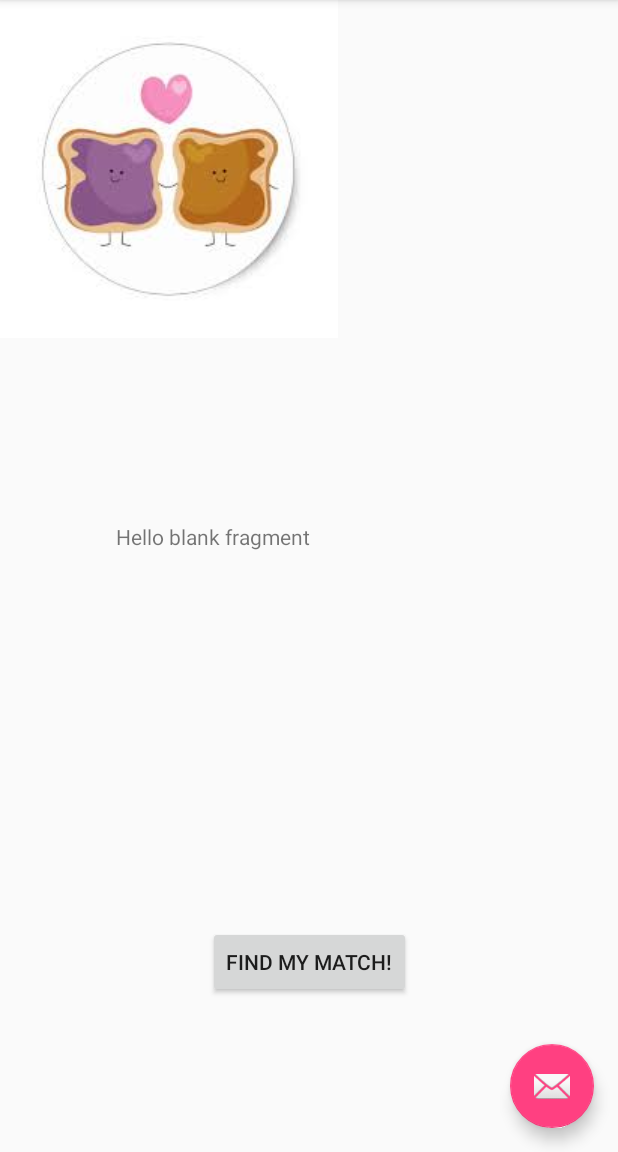
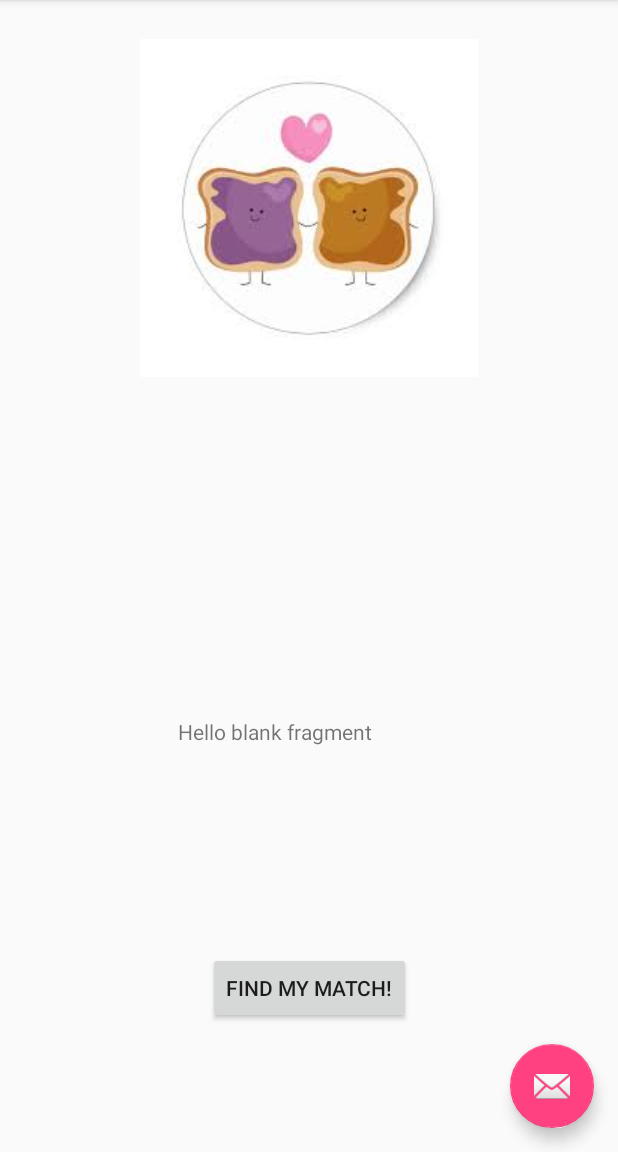
Before and after one commit to kirbykasischke192/PB-J-Appathon, an Android app: the screen it shows after launch (StartQuizActivity), on a phone screen of 412 x 824 dp, the part 84-1236 px from its top. Run offline under Robolectric (Android 15) with nearby library versions, the phone set to English and light mode, and no system bars.

Commit message:
changes to layout

```diff
--- a/app/src/main/res/layout/fragment_start.xml
+++ b/app/src/main/res/layout/fragment_start.xml
@@ -9,24 +9,22 @@
 
 
     <TextView
-        android:layout_width="279dp"
-        android:layout_height="190dp"
+        android:layout_width="205dp"
+        android:layout_height="115dp"
         android:text="@string/hello_blank_fragment"
         android:padding="15dp"
-        tools:layout_constraintTop_creator="1"
         tools:layout_constraintRight_creator="1"
         android:layout_marginStart="8dp"
         android:layout_marginEnd="8dp"
         app:layout_constraintRight_toRightOf="parent"
         tools:layout_constraintLeft_creator="1"
         app:layout_constraintLeft_toLeftOf="parent"
-        app:layout_constraintTop_toTopOf="parent"
         android:id="@+id/textView"
-        android:layout_marginTop="160dp"
         app:layout_constraintBottom_toBottomOf="parent"
         android:layout_marginBottom="16dp"
-        app:layout_constraintVertical_bias="0.43"
-        app:layout_constraintHorizontal_bias="0.46" />
+        android:layout_marginTop="16dp"
+        app:layout_constraintTop_toTopOf="parent"
+        app:layout_constraintVertical_bias="0.72" />
 
     <Button
         android:text="Find My Match!"
@@ -40,15 +38,23 @@
         android:layout_marginStart="16dp"
         app:layout_constraintLeft_toLeftOf="parent"
         android:layout_marginTop="8dp"
-        app:layout_constraintTop_toBottomOf="@+id/textView" />
+        app:layout_constraintTop_toBottomOf="@+id/textView"
+        app:layout_constraintVertical_bias="0.41000003" />
 
     <ImageView
         android:layout_width="wrap_content"
         android:layout_height="wrap_content"
         app:srcCompat="@drawable/main_screen_image"
-        tools:layout_editor_absoluteY="0dp"
-        tools:layout_editor_absoluteX="76dp"
-        android:id="@+id/imageView" />
+        android:id="@+id/imageView"
+        android:layout_marginEnd="16dp"
+        app:layout_constraintRight_toRightOf="parent"
+        android:layout_marginStart="16dp"
+        app:layout_constraintLeft_toLeftOf="parent"
+        app:layout_constraintBottom_toBottomOf="@+id/button2"
+        android:layout_marginBottom="248dp"
+        android:layout_marginTop="16dp"
+        app:layout_constraintTop_toTopOf="parent"
+        app:layout_constraintVertical_bias="0.050000012" />
 
 
 </android.support.constraint.ConstraintLayout>
```
